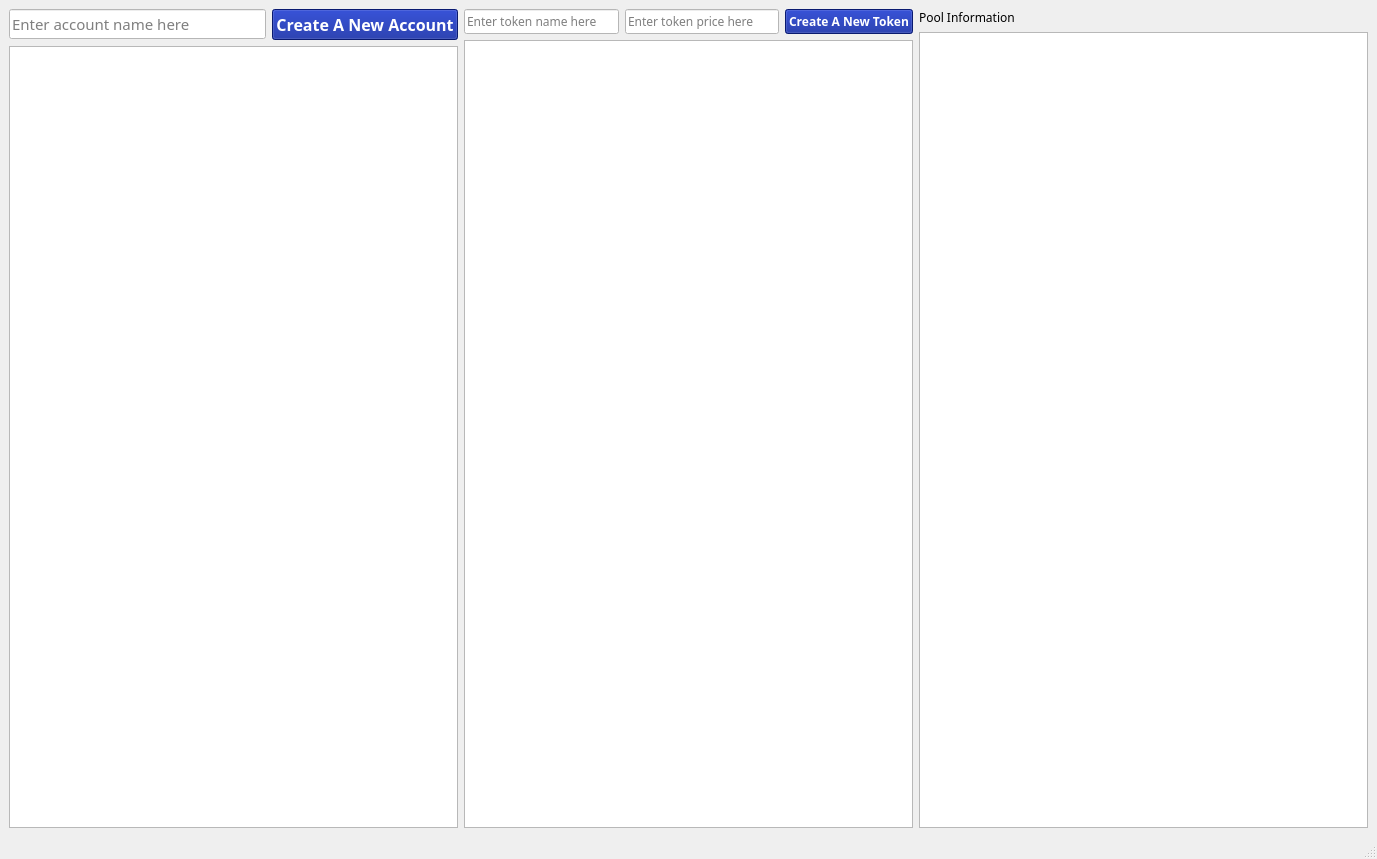
Qt form MainWindow.ui (LiquidityProtocol/AMM-Simulator) before a commit.
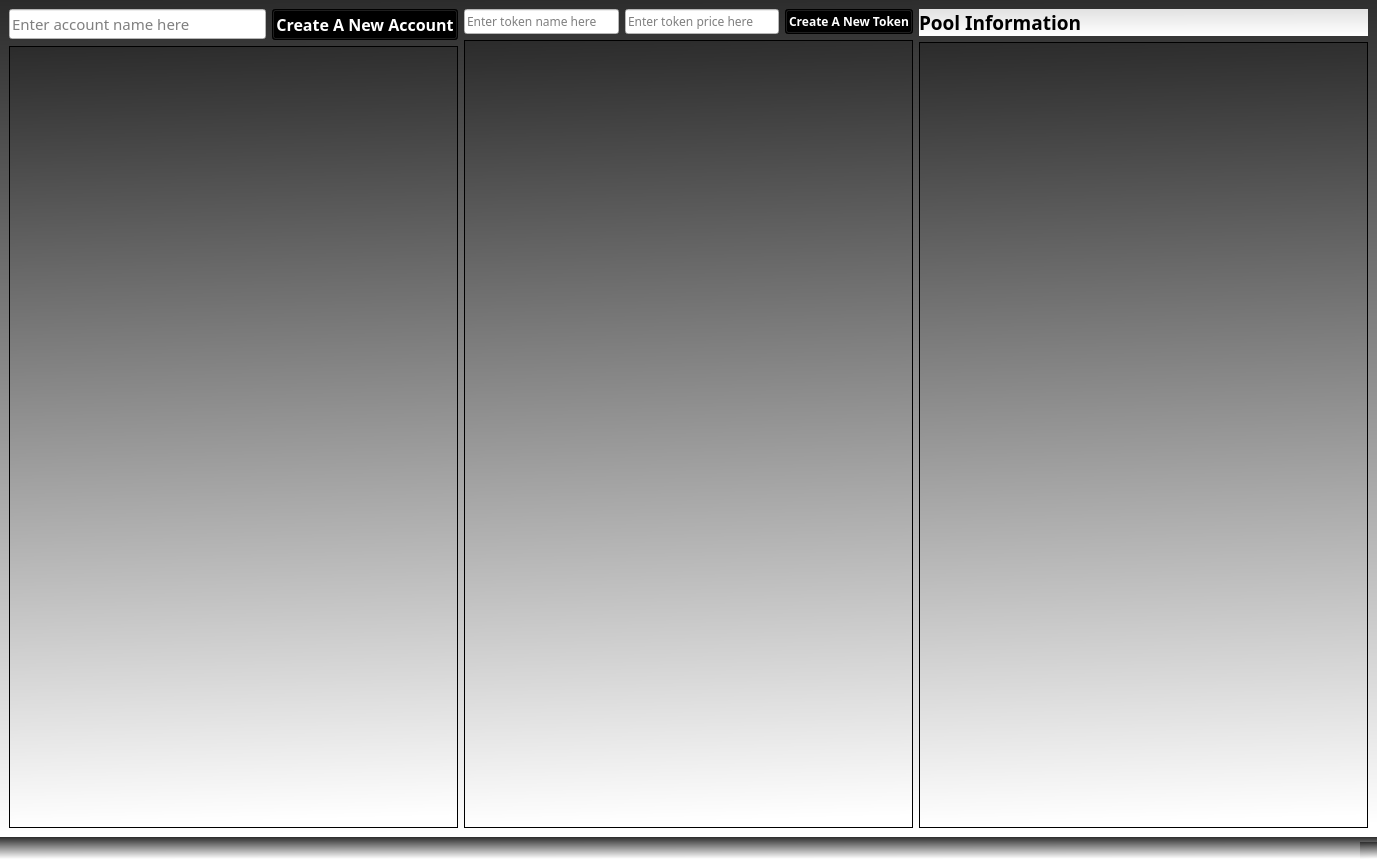
The same form after that commit.

Commit message: Background color changes, button border changes

Diff of the .ui file:
```diff
--- a/MainWindow.ui
+++ b/MainWindow.ui
@@ -17,7 +17,7 @@
    <bool>false</bool>
   </property>
   <property name="styleSheet">
-   <string notr="true"/>
+   <string notr="true">background-color: qlineargradient(spread:pad, x1:0, y1:0, x2:0.0170455, y2:1, stop:0 rgba(43, 43, 43, 255), stop:1 rgba(255, 255, 255, 255));</string>
   </property>
   <widget class="QWidget" name="centralwidget">
    <layout class="QHBoxLayout" name="horizontalLayout_3">
@@ -54,7 +54,9 @@
            <bool>false</bool>
           </property>
           <property name="styleSheet">
-           <string notr="true">color: rgb(255, 255, 255) ; background-color: rgba(1, 25, 147, 240)</string>
+           <string notr="true">color: rgb(255, 255, 255) ; 
+background-color: rgb(0, 0, 0);
+border-color: rgb(255, 255, 255);</string>
           </property>
           <property name="text">
            <string>Create A New Account</string>
@@ -124,7 +126,9 @@
            </font>
           </property>
           <property name="styleSheet">
-           <string notr="true">color: rgb(255, 255, 255) ; background-color: rgba(1, 25, 147, 240)</string>
+           <string notr="true">color: rgb(255, 255, 255) ; 
+background-color: rgb(0, 0, 0);
+border-color: rgb(255, 255, 255);</string>
           </property>
           <property name="text">
            <string>Create A New Token</string>
@@ -155,10 +159,11 @@
          </font>
         </property>
         <property name="styleSheet">
-         <string notr="true">text-align: center; </string>
+         <string notr="true">text-align: center; 
+background-color: qlineargradient(spread:pad, x1:0, y1:0, x2:0.0170455, y2:1, stop:0 rgba(225, 225, 225, 255), stop:1 rgba(255, 255, 255, 255));</string>
         </property>
         <property name="text">
-         <string>Pool Information</string>
+         <string>&lt;html&gt;&lt;head/&gt;&lt;body&gt;&lt;p&gt;&lt;span style=&quot; font-size:14pt; font-weight:700;&quot;&gt;Pool Information&lt;/span&gt;&lt;/p&gt;&lt;/body&gt;&lt;/html&gt;</string>
         </property>
        </widget>
       </item>
```
Left out of the diff: 2 changed lines with no effect on the pictures. The commit also changes 12 other files.
